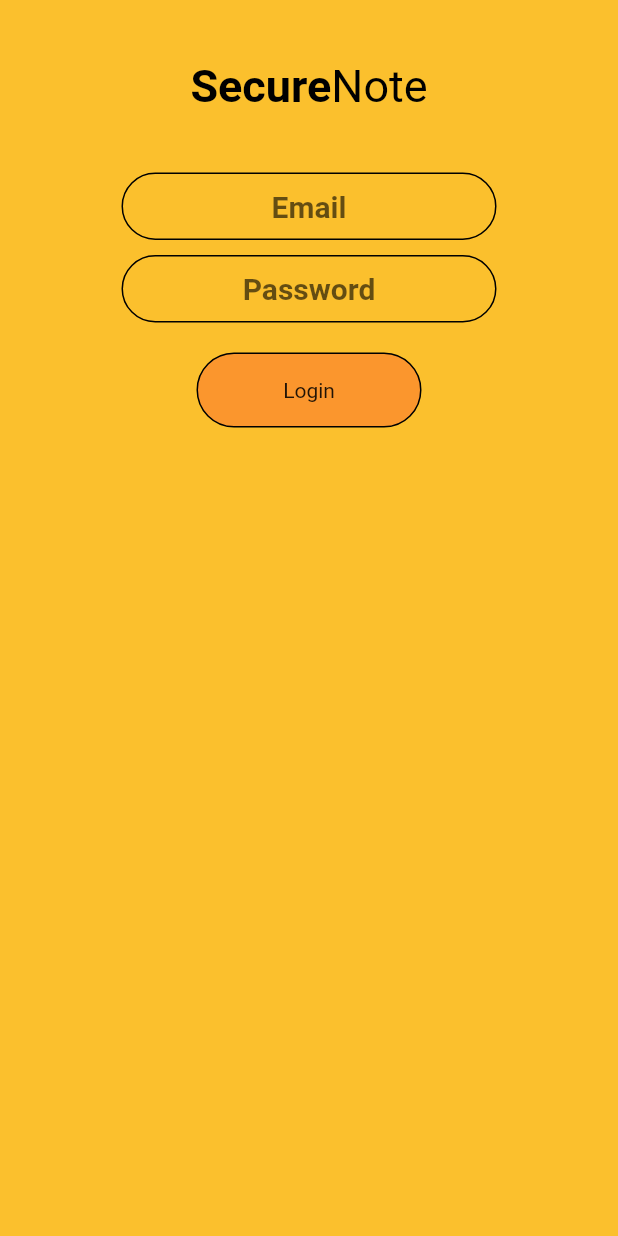
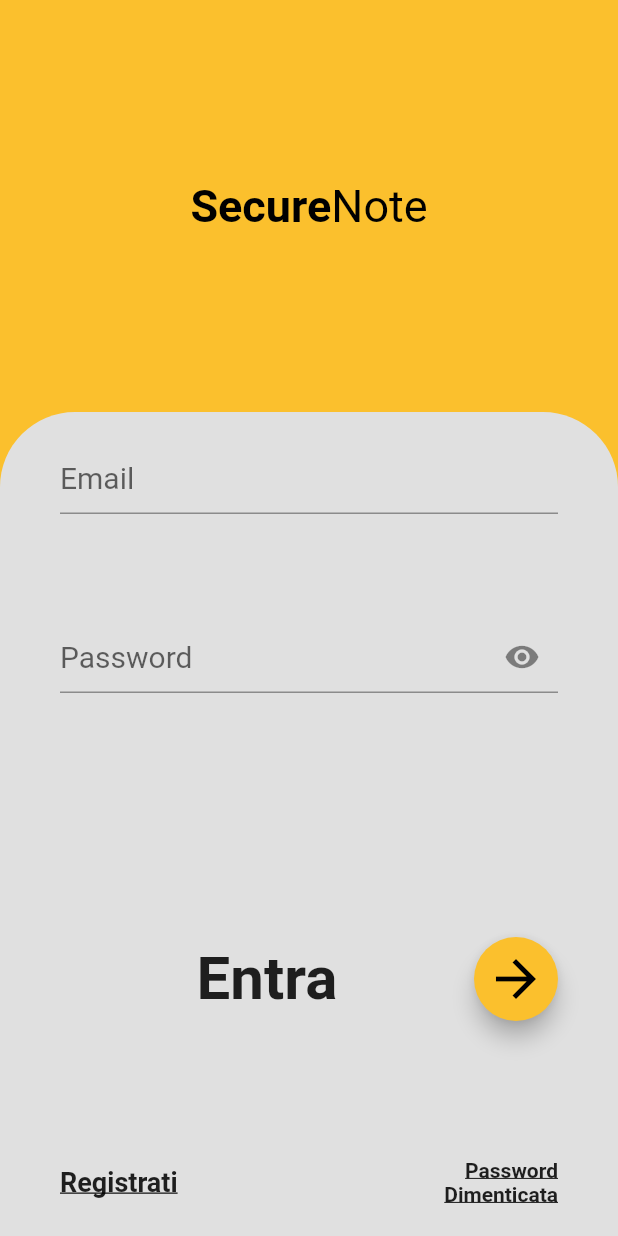
Before and after one commit to Lisguincio/SecureNote, a Flutter app: the screen it shows after launch, on a phone screen of 412 x 824 dp. Run offline on Flutter 3.47's test engine with Material 2 defaults, Android fonts, the phone set to English and light mode, and no system bars; our stand-ins replace cloud_firestore, firebase_auth, local_auth, toast; missing offline and left inert: flutter_material_color_picker, zefyr; accounts and stored records are empty.

Commit message:
login re-designed

```diff
--- a/lib/model/note.dart
+++ b/lib/model/note.dart
@@ -10,7 +10,7 @@ class Note{
 
 
 
-  Note({this.id, this.title,this.body, this.isLocked = false, this.color = const Color(4294688813)});
+  Note({this.id = "", this.title = "",this.body= "", this.isLocked = false, this.color = const Color(4294688813)});
 }
 
 List<Note> notes = new List();
--- a/lib/view/login.dart
+++ b/lib/view/login.dart
@@ -1,3 +1,5 @@
+import 'dart:ui';
+
 import 'package:flutter/material.dart';
 import 'package:securenote/model/title.dart';
 import 'package:securenote/model/user.dart';
@@ -16,6 +18,8 @@ class _LoginState extends State<Login> {
   TextEditingController _pass = new TextEditingController();
   TextEditingController _email = new TextEditingController();
 
+  bool _obscure = false; //Variabile per il toggle del visualizza password
+
   bool login = false; //Variabile per evitare che il doppio TAP su Login effettui due volte il login
 
   final _formKey = GlobalKey<FormState>();
@@ -26,6 +30,108 @@ class _LoginState extends State<Login> {
         backgroundColor: whitetheme.accentColor,
         body: SafeArea(
     child: Column(
+      crossAxisAlignment: CrossAxisAlignment.center,
+      mainAxisAlignment: MainAxisAlignment.center,
+      children: <Widget>[
+        Expanded(child: Center(child: AppTitle("Secure","Note"))),
+        Expanded(flex: 2, child:
+          Container(
+            decoration: BoxDecoration(
+              borderRadius: BorderRadius.vertical(top:Radius.circular(50)),
+              color: whitetheme.backgroundColor,
+            ),
+            padding: EdgeInsets.fromLTRB(40,20,40,20),
+            child: Form(
+              key: _formKey,
+              child: Column(
+                children: <Widget>[
+
+
+                  //Email
+                  Expanded(
+                    flex: 1,
+                    child: TextFormField(
+                      keyboardType: TextInputType.emailAddress,
+                      controller: _email,
+                      style: TextStyle(
+                        fontSize: 20,
+                        //fontWeight: FontWeight.w100
+                      ),
+                      decoration: InputDecoration(
+                        hintText: "Email",
+                        border: UnderlineInputBorder(),
+                      ),
+                      validator: (string){
+                        if(!string.contains("@")) return "Check your Email";
+                        return null;
+                      },
+                    ),
+                  ),
+
+                  //Password
+                  Expanded(
+                    flex: 1,
+                    child: TextFormField(
+                      keyboardType: TextInputType.visiblePassword,
+                      obscureText: !_obscure,
+                      controller: _pass,
+                      style: TextStyle(
+                        fontSize: 20,
+                        //fontWeight: FontWeight.w100
+                      ),
+                      decoration: InputDecoration(
+                        hintText: "Password",
+                        suffixIcon: IconButton(icon: Icon(Icons.remove_red_eye), onPressed: ()=>setState((){_obscure = !_obscure;})),
+                        border: UnderlineInputBorder(),
+                      ),
+                      validator: (string){
+                        if(string.length < 8) return "Check your Password";
+                        return null;
+                      },
+                    ),
+                  ),
+
+                  Expanded(
+                    flex: 2,
+                    child: Row(
+                      mainAxisAlignment: MainAxisAlignment.spaceBetween,
+                      children: <Widget>[
+                        Expanded(child: Text("Entra", style: TextStyle(fontWeight: FontWeight.bold, fontSize: 40), textAlign: TextAlign.center,)),
+                        FloatingActionButton(
+                          backgroundColor: whitetheme.accentColor,
+                          child: Icon(Icons.arrow_forward, size: 40, color: Colors.black,),
+                          onPressed: (){
+                            if(!login && _formKey.currentState.validate()){
+                              autenticate(_email.text, _pass.text, context);
+                              login = true;
+                            }
+                          }
+                        ),
+                      ]
+                    )
+                  ),
+                  Row(
+                    mainAxisAlignment: MainAxisAlignment.spaceBetween,
+                    children: <Widget>[
+                      GestureDetector(
+                        child: Text("Registrati", style: TextStyle(decoration: TextDecoration.underline, fontWeight: FontWeight.bold, fontSize: 18)),
+                        onTap: null,
+                      ),
+                      GestureDetector(
+                        child: Text("Password\nDimenticata", style: TextStyle(decoration: TextDecoration.underline, fontWeight: FontWeight.bold, fontSize: 14), textAlign: TextAlign.end),
+                        onTap: null,
+                      ),
+                    ],
+                  ),
+                ],
+              ),
+            ),
+          )
+        ),
+      ],
+    )
+
+    /*Column(
       children: <Widget>[
         Padding(
           padding: const EdgeInsets.all(40),
@@ -121,7 +227,7 @@ class _LoginState extends State<Login> {
           ),
         )
       ]
-      )
+      )*/
         ),
       );
   }
```
Also changed, not shown: lib/main.dart (+32 -61 lines), lib/view/editor.dart (+9 -2 lines).
